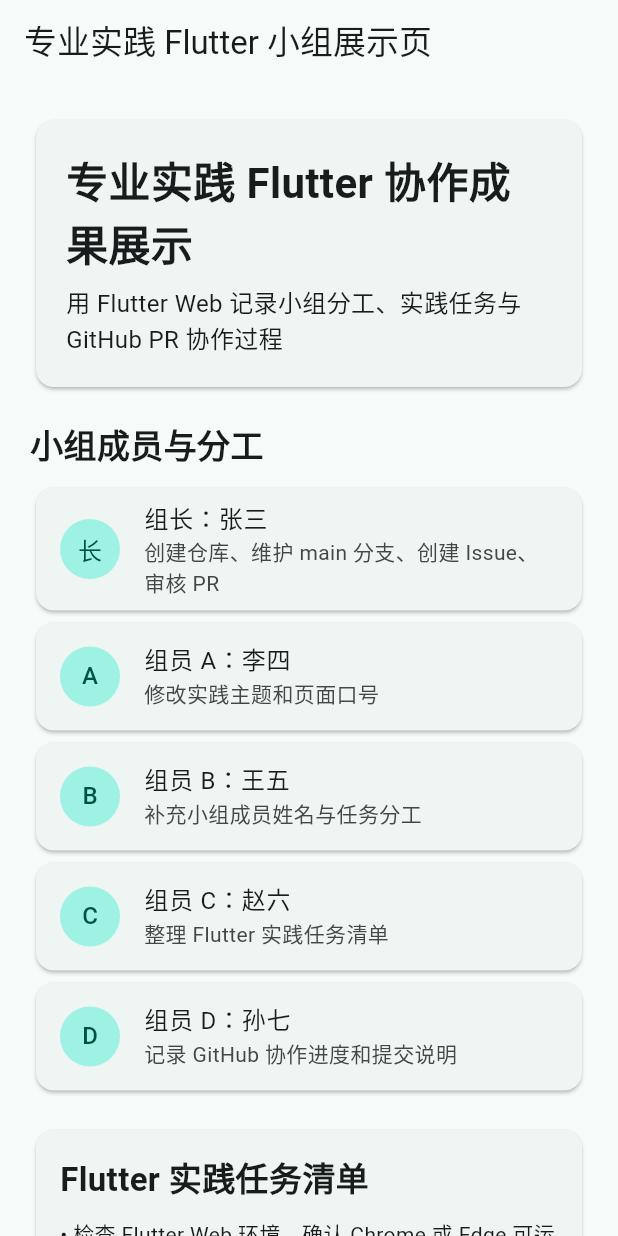
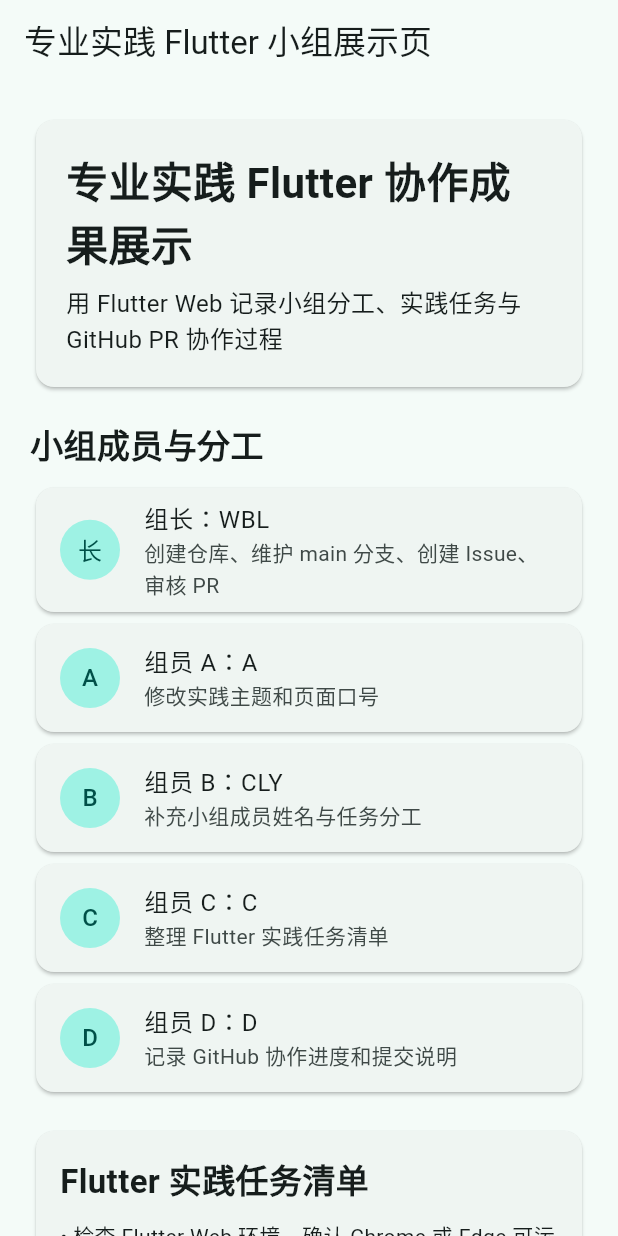
Before and after one commit to wbl65535/professional_practice_flutter_board, a Flutter app: the screen it shows after launch, on a phone screen of 412 x 824 dp. Run offline on Flutter 3.47's test engine with Material 3 defaults, Android fonts, the phone set to English and light mode, and no system bars.

Commit message:
complete issue 2 update members

```diff
--- a/lib/main.dart
+++ b/lib/main.dart
@@ -28,11 +28,11 @@
   static const String projectSlogan = '用 Flutter Web 记录小组分工、实践任务与 GitHub PR 协作过程';
 
   static const List<Member> members = [
-    Member(role: '组长', name: '张三', task: '创建仓库、维护 main 分支、创建 Issue、审核 PR'),
-    Member(role: '组员 A', name: '李四', task: '修改实践主题和页面口号'),
-    Member(role: '组员 B', name: '王五', task: '补充小组成员姓名与任务分工'),
-    Member(role: '组员 C', name: '赵六', task: '整理 Flutter 实践任务清单'),
-    Member(role: '组员 D', name: '孙七', task: '记录 GitHub 协作进度和提交说明'),
+    Member(role: '组长', name: 'WBL', task: '创建仓库、维护 main 分支、创建 Issue、审核 PR'),
+    Member(role: '组员 A', name: 'A', task: '修改实践主题和页面口号'),
+    Member(role: '组员 B', name: 'CLY', task: '补充小组成员姓名与任务分工'),
+    Member(role: '组员 C', name: 'C', task: '整理 Flutter 实践任务清单'),
+    Member(role: '组员 D', name: 'D', task: '记录 GitHub 协作进度和提交说明'),
   ];
 
   static const List<String> practiceTasks = [
```
